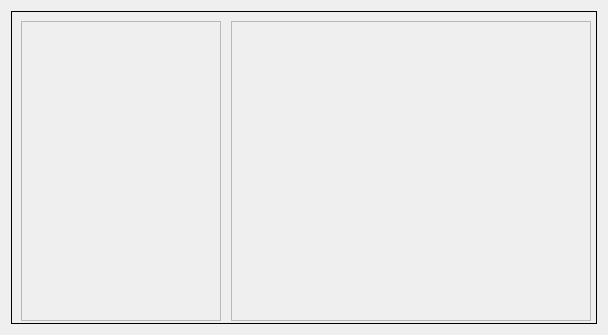
Qt form segunda_ventana.ui (EdgardoDanielSoto/buscador-de-peliculas) before a commit.
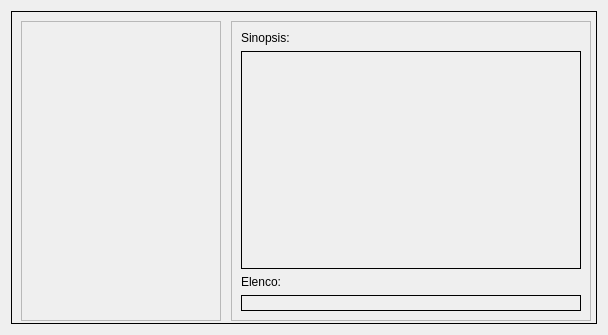
The same form after that commit.

```diff
--- a/segunda_ventana.ui
+++ b/segunda_ventana.ui
@@ -97,6 +97,13 @@
        <enum>QFrame::Shadow::Plain</enum>
       </property>
       <layout class="QVBoxLayout" name="verticalLayout_3">
+       <item>
+        <widget class="QLabel" name="encabezado_sinopsis">
+         <property name="text">
+          <string>Sinopsis:</string>
+         </property>
+        </widget>
+       </item>
        <item>
         <widget class="QLabel" name="texto_sinopsis">
          <property name="sizePolicy">
@@ -105,13 +112,29 @@
            <verstretch>0</verstretch>
           </sizepolicy>
          </property>
+         <property name="styleSheet">
+          <string notr="true"/>
+         </property>
+         <property name="frameShape">
+          <enum>QFrame::Shape::Box</enum>
+         </property>
          <property name="text">
           <string/>
          </property>
         </widget>
        </item>
+       <item>
+        <widget class="QLabel" name="encabezado_elenco">
+         <property name="text">
+          <string>Elenco:</string>
+         </property>
+        </widget>
+       </item>
        <item>
         <widget class="QLabel" name="nombres_actores">
+         <property name="frameShape">
+          <enum>QFrame::Shape::Box</enum>
+         </property>
          <property name="text">
           <string/>
          </property>
```
